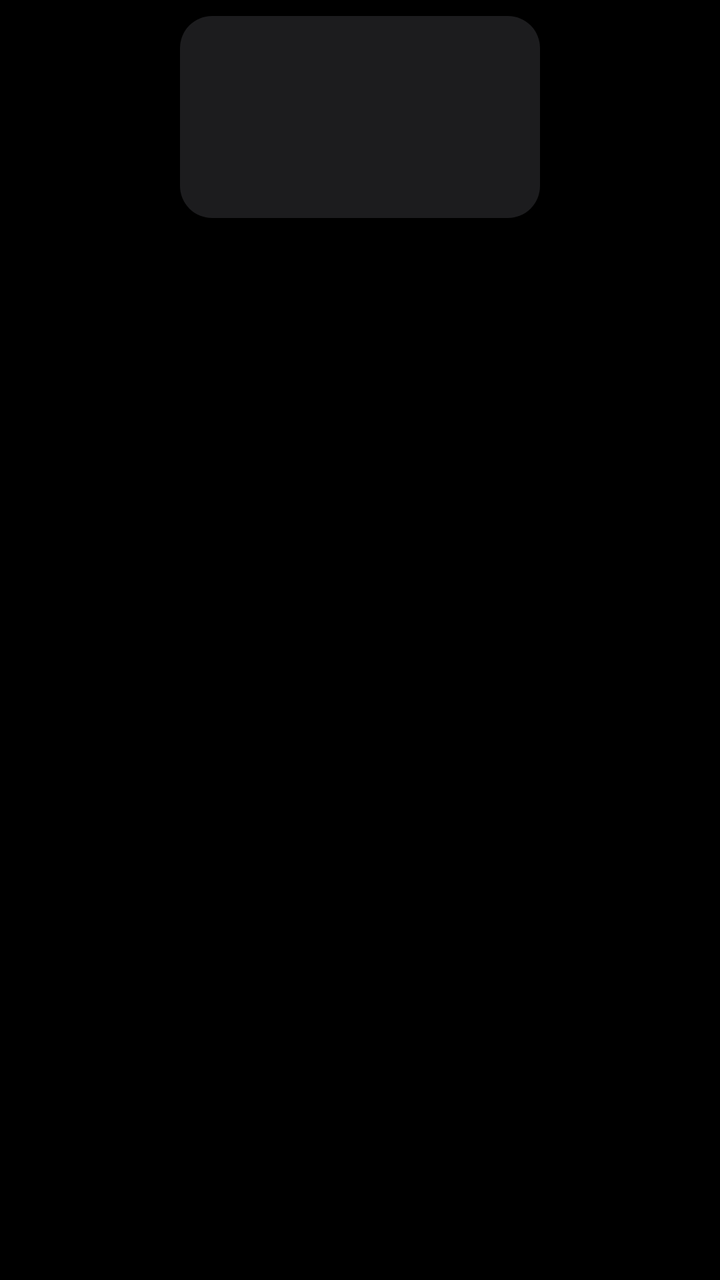
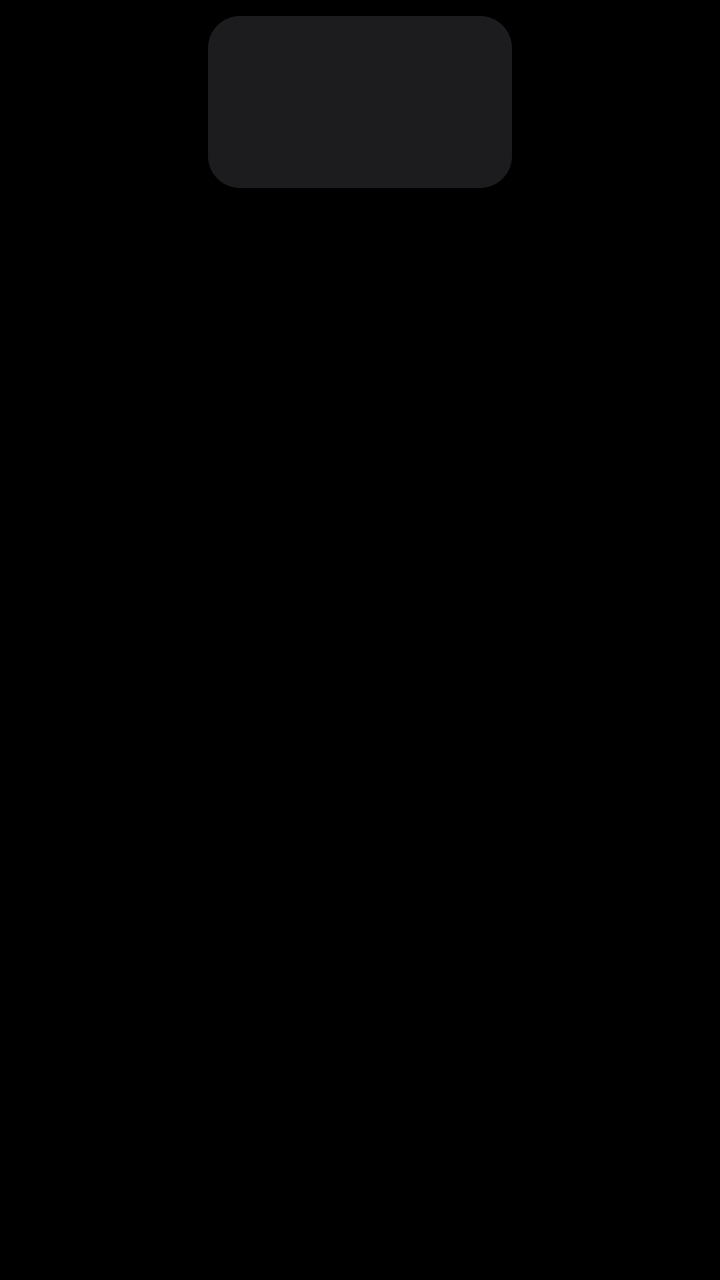

The first picture is an Android layout as it rendered before a commit; the second is the same layout after the commit. The layout source and the unified diff follow.
<!-- AndroidManifest.xml: application theme Theme.TvHome -->
<!-- res/layout/item_app.xml -->
<?xml version="1.0" encoding="utf-8"?>
<FrameLayout xmlns:android="http://schemas.android.com/apk/res/android"
    android:layout_width="match_parent"
    android:layout_height="wrap_content"
    android:paddingTop="8dp"
    android:paddingBottom="8dp"
    android:clipChildren="false"
    android:clipToPadding="false">

    <FrameLayout
        android:id="@+id/card"
        android:layout_width="180dp"
        android:layout_height="101dp"
        android:layout_gravity="center_horizontal|top"
        android:background="@drawable/tile_bg"
        android:focusable="true"
        android:clickable="true">

        <ImageView
            android:id="@+id/banner"
            android:layout_width="match_parent"
            android:layout_height="match_parent"
            android:scaleType="centerCrop"
            android:contentDescription="@null" />

        <ImageView
            android:id="@+id/icon"
            android:layout_width="48dp"
            android:layout_height="48dp"
            android:layout_gravity="center"
            android:layout_marginBottom="14dp"
            android:visibility="gone"
            android:contentDescription="@null" />

        <TextView
            android:id="@+id/label"
            android:layout_width="match_parent"
            android:layout_height="wrap_content"
            android:layout_gravity="bottom"
            android:paddingStart="10dp"
            android:paddingEnd="10dp"
            android:paddingBottom="8dp"
            android:gravity="center"
            android:singleLine="true"
            android:ellipsize="end"
            android:textColor="#FFFFFFFF"
            android:textSize="13sp"
            android:fontFamily="@font/space_grotesk"
            android:visibility="gone" />
    </FrameLayout>

    <TextView
        android:id="@+id/name"
        android:layout_width="180dp"
        android:layout_height="22dp"
        android:layout_gravity="center_horizontal|top"
        android:layout_marginTop="108dp"
        android:gravity="center"
        android:singleLine="true"
        android:ellipsize="end"
        android:alpha="0"
        android:translationY="-6dp"
        android:textColor="#F2FFFFFF"
        android:textSize="14sp"
        android:fontFamily="@font/space_grotesk"
        android:fontVariationSettings="'wght' 500"
        android:letterSpacing="0.02" />
</FrameLayout>
<!-- resources referenced by this layout -->
<resources>
  <!-- drawable tile_bg (drawable) -->
  <?xml version="1.0" encoding="utf-8"?>
  <shape xmlns:android="http://schemas.android.com/apk/res/android" android:shape="rectangle">
      <solid android:color="#FF1C1C1E" />
      <corners android:radius="16dp" />
  </shape>
  <style name="Theme.TvHome" parent="android:Theme.Material.NoActionBar.Fullscreen">
          <item name="android:windowBackground">@android:color/black</item>
          <item name="android:colorBackground">@android:color/black</item>
          <item name="android:windowAnimationStyle">@null</item>
      </style>
</resources>

<!-- the commit's change to res/layout/item_app.xml (unified diff, before → after) -->
@@ -9,8 +9,8 @@
 
     <FrameLayout
         android:id="@+id/card"
-        android:layout_width="180dp"
-        android:layout_height="101dp"
+        android:layout_width="152dp"
+        android:layout_height="86dp"
         android:layout_gravity="center_horizontal|top"
         android:background="@drawable/tile_bg"
         android:focusable="true"
@@ -25,8 +25,8 @@
 
         <ImageView
             android:id="@+id/icon"
-            android:layout_width="48dp"
-            android:layout_height="48dp"
+            android:layout_width="40dp"
+            android:layout_height="40dp"
             android:layout_gravity="center"
             android:layout_marginBottom="14dp"
             android:visibility="gone"
@@ -44,24 +44,24 @@
             android:singleLine="true"
             android:ellipsize="end"
             android:textColor="#FFFFFFFF"
-            android:textSize="13sp"
+            android:textSize="12sp"
             android:fontFamily="@font/space_grotesk"
             android:visibility="gone" />
     </FrameLayout>
 
     <TextView
         android:id="@+id/name"
-        android:layout_width="180dp"
-        android:layout_height="22dp"
+        android:layout_width="152dp"
+        android:layout_height="20dp"
         android:layout_gravity="center_horizontal|top"
-        android:layout_marginTop="108dp"
+        android:layout_marginTop="92dp"
         android:gravity="center"
         android:singleLine="true"
         android:ellipsize="end"
         android:alpha="0"
         android:translationY="-6dp"
         android:textColor="#F2FFFFFF"
-        android:textSize="14sp"
+        android:textSize="13sp"
         android:fontFamily="@font/space_grotesk"
         android:fontVariationSettings="'wght' 500"
         android:letterSpacing="0.02" />
